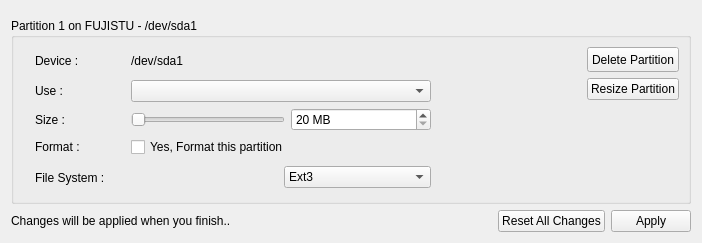
Before: the Qt Designer form yali4/gui/Ui/partedit.ui in dadas45li/yali, drawn with Qt 5.
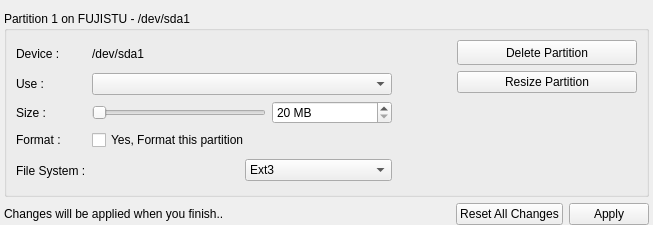
After: the same form once the commit is applied.

Commit message: - GUI issues in manual partitioning screen fixed.

The edit to the form file:
```diff
--- a/yali4/gui/Ui/partedit.ui
+++ b/yali4/gui/Ui/partedit.ui
@@ -5,14 +5,29 @@
    <rect>
     <x>0</x>
     <y>0</y>
-    <width>702</width>
-    <height>243</height>
+    <width>653</width>
+    <height>225</height>
    </rect>
   </property>
   <property name="windowTitle" >
    <string>Form</string>
   </property>
   <layout class="QGridLayout" name="gridLayout_2" >
+   <property name="leftMargin" >
+    <number>4</number>
+   </property>
+   <property name="topMargin" >
+    <number>0</number>
+   </property>
+   <property name="rightMargin" >
+    <number>4</number>
+   </property>
+   <property name="bottomMargin" >
+    <number>0</number>
+   </property>
+   <property name="spacing" >
+    <number>-1</number>
+   </property>
    <item row="0" column="0" >
     <spacer name="verticalSpacer_2" >
      <property name="orientation" >
@@ -34,6 +49,12 @@
        <verstretch>0</verstretch>
       </sizepolicy>
      </property>
+     <property name="minimumSize" >
+      <size>
+       <width>610</width>
+       <height>0</height>
+      </size>
+     </property>
      <property name="maximumSize" >
       <size>
        <width>16777215</width>
@@ -50,23 +71,7 @@
       <string>Partition 1 on FUJISTU - /dev/sda1</string>
      </property>
      <layout class="QGridLayout" name="gridLayout" >
-      <item rowspan="5" row="0" column="0" >
-       <spacer>
-        <property name="orientation" >
-         <enum>Qt::Horizontal</enum>
-        </property>
-        <property name="sizeType" >
-         <enum>QSizePolicy::Fixed</enum>
-        </property>
-        <property name="sizeHint" stdset="0" >
-         <size>
-          <width>12</width>
-          <height>20</height>
-         </size>
-        </property>
-       </spacer>
-      </item>
-      <item row="0" column="1" >
+      <item row="0" column="0" >
        <widget class="QLabel" name="label" >
         <property name="font" >
          <font/>
@@ -76,43 +81,14 @@
         </property>
        </widget>
       </item>
-      <item rowspan="5" row="0" column="2" >
-       <spacer>
-        <property name="orientation" >
-         <enum>Qt::Horizontal</enum>
-        </property>
-        <property name="sizeType" >
-         <enum>QSizePolicy::Fixed</enum>
-        </property>
-        <property name="sizeHint" stdset="0" >
-         <size>
-          <width>20</width>
-          <height>121</height>
-         </size>
-        </property>
-       </spacer>
-      </item>
-      <item row="0" column="3" >
+      <item row="0" column="1" >
        <widget class="QLabel" name="devicePath" >
         <property name="text" >
          <string>/dev/sda1</string>
         </property>
        </widget>
       </item>
-      <item rowspan="4" row="0" column="6" >
-       <spacer name="horizontalSpacer" >
-        <property name="orientation" >
-         <enum>Qt::Horizontal</enum>
-        </property>
-        <property name="sizeHint" stdset="0" >
-         <size>
-          <width>90</width>
-          <height>110</height>
-         </size>
-        </property>
-       </spacer>
-      </item>
-      <item rowspan="5" row="0" column="7" >
+      <item rowspan="5" row="0" column="5" >
        <layout class="QVBoxLayout" name="verticalLayout" >
         <item>
          <widget class="QPushButton" name="deletePartition" >
@@ -137,6 +113,22 @@
           </property>
          </widget>
         </item>
+        <item>
+         <spacer name="horizontalSpacer_2" >
+          <property name="orientation" >
+           <enum>Qt::Horizontal</enum>
+          </property>
+          <property name="sizeType" >
+           <enum>QSizePolicy::Fixed</enum>
+          </property>
+          <property name="sizeHint" stdset="0" >
+           <size>
+            <width>180</width>
+            <height>20</height>
+           </size>
+          </property>
+         </spacer>
+        </item>
         <item>
          <spacer name="verticalSpacer" >
           <property name="orientation" >
@@ -152,7 +144,7 @@
         </item>
        </layout>
       </item>
-      <item row="1" column="1" >
+      <item row="1" column="0" >
        <widget class="QLabel" name="label_2" >
         <property name="font" >
          <font/>
@@ -162,7 +154,7 @@
         </property>
        </widget>
       </item>
-      <item row="1" column="3" colspan="2" >
+      <item row="1" column="1" colspan="2" >
        <widget class="QComboBox" name="formatType" >
         <property name="minimumSize" >
          <size>
@@ -177,7 +169,7 @@
         </item>
        </widget>
       </item>
-      <item row="2" column="1" >
+      <item row="2" column="0" >
        <widget class="QLabel" name="label_4" >
         <property name="font" >
          <font/>
@@ -187,14 +179,14 @@
         </property>
        </widget>
       </item>
-      <item row="2" column="3" >
+      <item row="2" column="1" >
        <widget class="QSlider" name="partitionSlider" >
         <property name="orientation" >
          <enum>Qt::Horizontal</enum>
         </property>
        </widget>
       </item>
-      <item row="2" column="4" >
+      <item row="2" column="2" >
        <widget class="QSpinBox" name="partitionSize" >
         <property name="sizePolicy" >
          <sizepolicy vsizetype="Fixed" hsizetype="Preferred" >
@@ -204,7 +196,7 @@
         </property>
         <property name="minimumSize" >
          <size>
-          <width>140</width>
+          <width>120</width>
           <height>0</height>
          </size>
         </property>
@@ -225,7 +217,7 @@
         </property>
        </widget>
       </item>
-      <item row="3" column="1" >
+      <item row="3" column="0" >
        <widget class="QLabel" name="label_3" >
         <property name="font" >
          <font/>
@@ -235,14 +227,14 @@
         </property>
        </widget>
       </item>
-      <item row="3" column="3" colspan="2" >
+      <item row="3" column="1" colspan="2" >
        <widget class="QCheckBox" name="formatCheck" >
         <property name="text" >
          <string>Yes, Format this partition</string>
         </property>
        </widget>
       </item>
-      <item row="4" column="1" >
+      <item row="4" column="0" >
        <widget class="QLabel" name="label_7" >
         <property name="font" >
          <font/>
@@ -252,7 +244,7 @@
         </property>
        </widget>
       </item>
-      <item row="4" column="3" colspan="2" >
+      <item row="4" column="1" colspan="2" >
        <layout class="QHBoxLayout" >
         <item>
          <widget class="QLabel" name="fileSystem" >
@@ -318,6 +310,19 @@
         </property>
        </widget>
       </item>
+      <item rowspan="4" row="0" column="4" >
+       <spacer name="horizontalSpacer" >
+        <property name="orientation" >
+         <enum>Qt::Horizontal</enum>
+        </property>
+        <property name="sizeHint" stdset="0" >
+         <size>
+          <width>90</width>
+          <height>110</height>
+         </size>
+        </property>
+       </spacer>
+      </item>
      </layout>
     </widget>
    </item>
```
Left out of the diff: 2 changed lines with no effect on the pictures.
